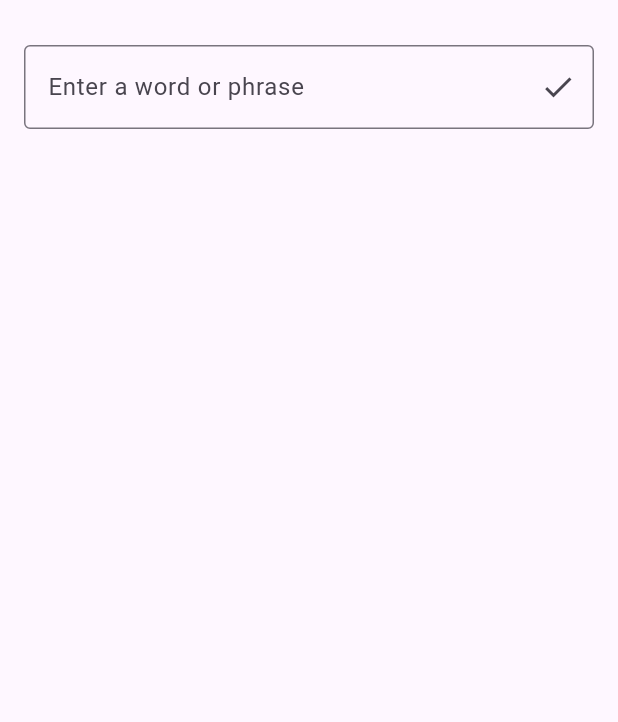
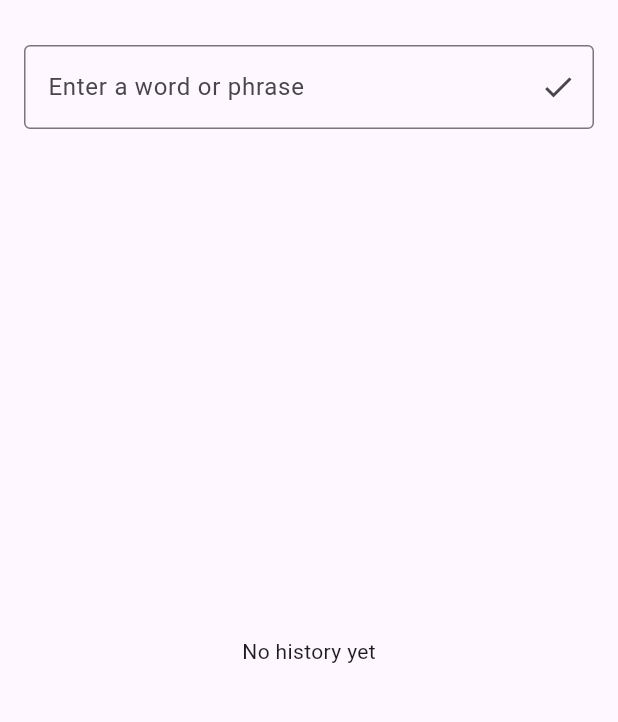
Before and after one commit to OlgaSHp/palindrome_checker_app, a Flutter app: the screen it shows after launch, on a phone screen of 412 x 824 dp, the part 63-785 px from its top. Run offline on Flutter 3.47's test engine with Material 3 defaults, Android fonts, the phone set to English and light mode, and no system bars.

Commit message:
Update palindrome_screen.dart: Add history ListView with timestamps and result icons

```diff
--- a/lib/palindrome_screen.dart
+++ b/lib/palindrome_screen.dart
@@ -1,5 +1,6 @@
 // Main UI widget for the palindrome checker
 import 'package:flutter/material.dart';
+import 'package:intl/intl.dart';
 import 'package:palindrome_checker_app/palindrome_controller.dart';
 import 'package:provider/provider.dart';
 
@@ -76,6 +77,40 @@ class _PalindromeCheckerState extends State<PalindromeChecker> {
                 }
               },
             ),
+            const SizedBox(height: 16), // Spacer between input and history
+            // History list with state updates
+            Consumer<PalindromeController>(
+              builder: (context, controller, child) {
+                return Expanded(
+                  child:
+                      controller.history.isEmpty
+                          ? const Center(
+                            child: Text('No history yet'),
+                          ) // Empty state
+                          : ListView.builder(
+                            itemCount: controller.history.length,
+                            itemBuilder: (context, index) {
+                              final check = controller.history[index];
+                              return ListTile(
+                                title: Text(check.input), // Show input
+                                subtitle: Text(
+                                  'Checked: ${DateFormat('MMM d, yyyy HH:mm').format(check.timestamp)}', // Show timestamp
+                                ),
+                                trailing: Icon(
+                                  check.isPalindrome
+                                      ? Icons.check_circle
+                                      : Icons.cancel, // Icon based on result
+                                  color:
+                                      check.isPalindrome
+                                          ? Colors.green
+                                          : Colors.red,
+                                ),
+                              );
+                            },
+                          ),
+                );
+              },
+            ),
           ],
         ),
       ),
```
